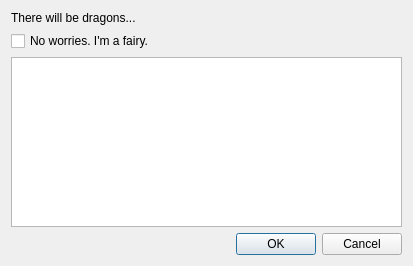
Above: QgisModelBaker/ui/edit_command.ui from opengisch/QgisModelBaker before the change. Below: the same form after it.
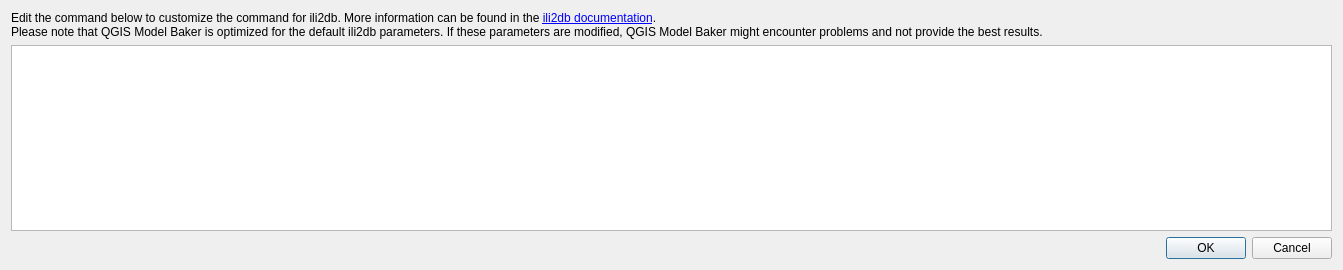
That is the form after the change.

Commit message: change warning text and remove toggle to enable the text field - it's allways enabled since there is no check needed. If a user is able to change ili2db commands, she mostly knows what she is doing.

Diff of the .ui file:
```diff
--- a/QgisModelBaker/ui/edit_command.ui
+++ b/QgisModelBaker/ui/edit_command.ui
@@ -6,15 +6,18 @@
    <rect>
     <x>0</x>
     <y>0</y>
-    <width>413</width>
-    <height>266</height>
+    <width>1343</width>
+    <height>270</height>
    </rect>
   </property>
   <property name="windowTitle">
    <string>Edit command</string>
   </property>
   <layout class="QGridLayout" name="gridLayout">
-   <item row="3" column="0" colspan="2">
+   <item row="1" column="0" colspan="2">
+    <widget class="QPlainTextEdit" name="command_edit"/>
+   </item>
+   <item row="2" column="0" colspan="2">
     <widget class="QDialogButtonBox" name="button_box">
      <property name="orientation">
       <enum>Qt::Horizontal</enum>
@@ -24,20 +27,13 @@
      </property>
     </widget>
    </item>
-   <item row="2" column="0" colspan="2">
-    <widget class="QPlainTextEdit" name="command_edit"/>
-   </item>
-   <item row="0" column="0" colspan="2">
+   <item row="0" column="0">
     <widget class="QLabel" name="label_warning">
      <property name="text">
-      <string>There will be dragons...</string>
+      <string>&lt;html&gt;&lt;head/&gt;&lt;body&gt;&lt;p&gt;Edit the command below to customize the command for ili2db. More information can be found in the &lt;a href=&quot;https://github.com/claeis/ili2db/blob/master/docs/ili2db.rst&quot;&gt;&lt;span style=&quot; text-decoration: underline; color:#0000ff;&quot;&gt;ili2db documentation&lt;/span&gt;&lt;/a&gt;.&lt;br/&gt;Please note that QGIS Model Baker is optimized for the default ili2db parameters. If these parameters are modified, QGIS Model Baker might encounter problems and not provide the best results.&lt;/p&gt;&lt;/body&gt;&lt;/html&gt;</string>
      </property>
-    </widget>
-   </item>
-   <item row="1" column="0" colspan="2">
-    <widget class="QCheckBox" name="chk_activate">
-     <property name="text">
-      <string>No worries. I'm a fairy.</string>
+     <property name="openExternalLinks">
+      <bool>true</bool>
      </property>
     </widget>
    </item>
```
The commit also changes 1 other file.
